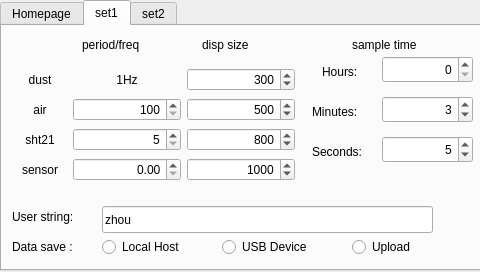
Above: mainwindow.ui from yu1019594136/enose_online before the change. Below: the same form after it.
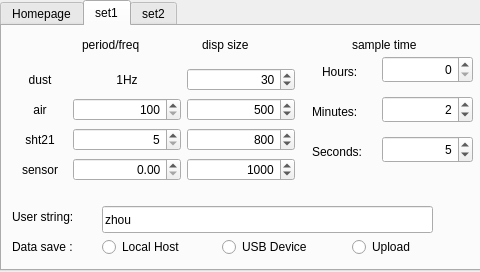
That is the form after the change. The open tabs and pages were chosen to show the change.

The edit to the form file:
```diff
--- a/mainwindow.ui
+++ b/mainwindow.ui
@@ -245,7 +245,7 @@
           <number>999999999</number>
          </property>
          <property name="value">
-          <number>300</number>
+          <number>30</number>
          </property>
         </widget>
        </item>
@@ -426,7 +426,7 @@
        <number>59</number>
       </property>
       <property name="value">
-       <number>3</number>
+       <number>2</number>
       </property>
      </widget>
      <widget class="QSpinBox" name="spinBox_2">
```
Left out of the diff: 2 changed lines with no effect on the pictures.
